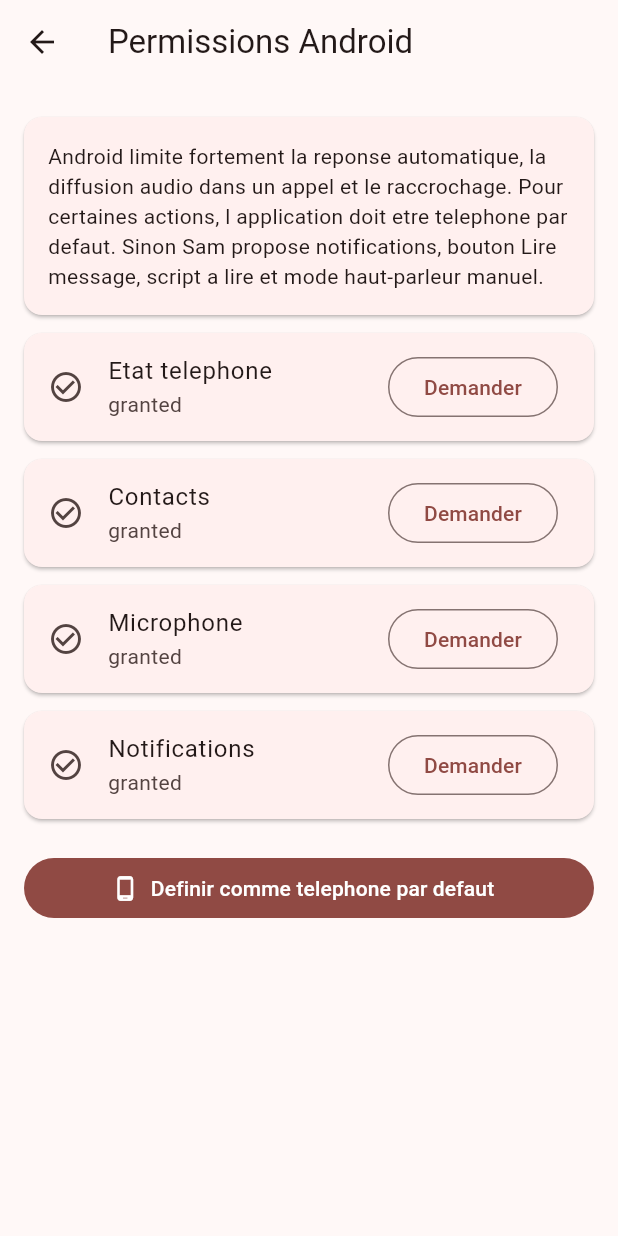
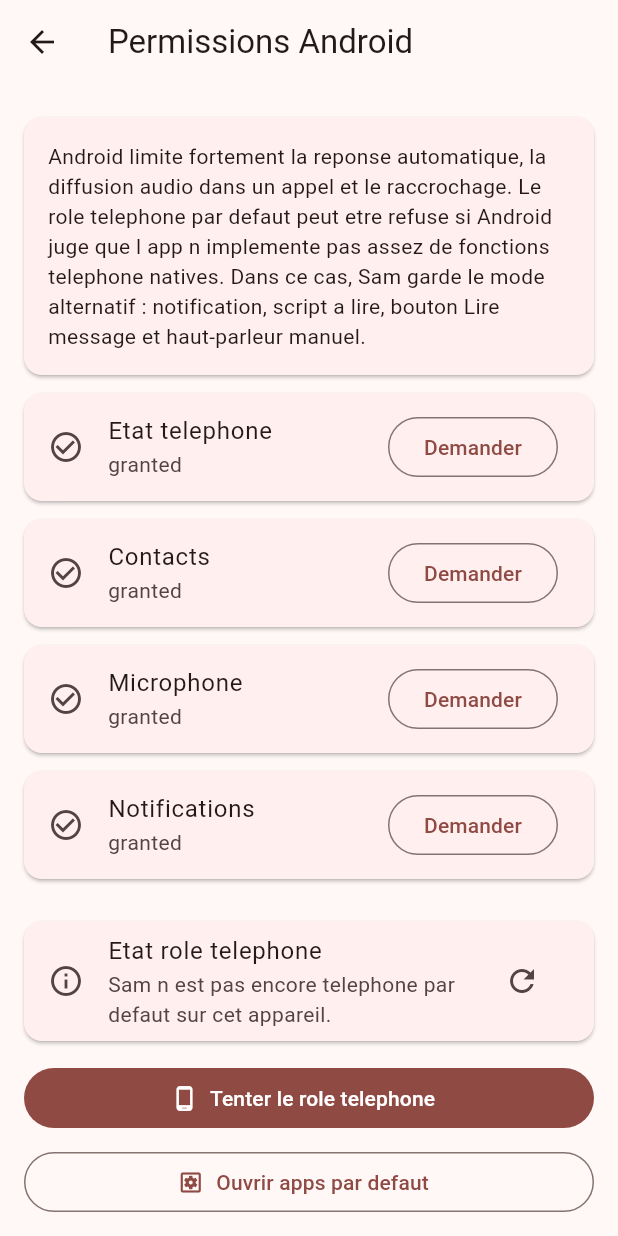
Before and after one commit to stephaneG-frep/sam_raccroche_ia, a Flutter app: the PermissionsScreen screen opened directly, on a phone screen of 412 x 824 dp. Run offline on Flutter 3.47's test engine with Material 3 defaults, Android fonts, the phone set to English and light mode, and no system bars; our stand-ins replace csv, flutter_local_notifications, flutter_tts, hive_flutter, permission_handler; accounts and stored records are empty.

Commit message:
Polish dialer role and release assets

```diff
--- a/lib/screens/permissions_screen.dart
+++ b/lib/screens/permissions_screen.dart
@@ -19,7 +19,7 @@
             child: Padding(
               padding: EdgeInsets.all(16),
               child: Text(
-                'Android limite fortement la reponse automatique, la diffusion audio dans un appel et le raccrochage. Pour certaines actions, l application doit etre telephone par defaut. Sinon Sam propose notifications, bouton Lire message, script a lire et mode haut-parleur manuel.',
+                'Android limite fortement la reponse automatique, la diffusion audio dans un appel et le raccrochage. Le role telephone par defaut peut etre refuse si Android juge que l app n implemente pas assez de fonctions telephone natives. Dans ce cas, Sam garde le mode alternatif : notification, script a lire, bouton Lire message et haut-parleur manuel.',
               ),
             ),
           ),
@@ -37,14 +37,65 @@
             permission: Permission.notification,
           ),
           const SizedBox(height: 16),
+          Card(
+            child: ListTile(
+              leading: Icon(
+                protection.defaultDialer
+                    ? Icons.check_circle_outline
+                    : Icons.info_outline,
+              ),
+              title: const Text('Etat role telephone'),
+              subtitle: Text(
+                protection.defaultDialer
+                    ? 'Sam est defini comme telephone par defaut.'
+                    : 'Sam n est pas encore telephone par defaut sur cet appareil.',
+              ),
+              trailing: IconButton(
+                tooltip: 'Rafraichir',
+                icon: const Icon(Icons.refresh),
+                onPressed: protection.refreshDialerState,
+              ),
+            ),
+          ),
+          const SizedBox(height: 8),
           FilledButton.icon(
-            onPressed: protection.requestDefaultDialer,
+            onPressed: () async {
+              final opened = await protection.requestDefaultDialer();
+              if (context.mounted) {
+                ScaffoldMessenger.of(context).showSnackBar(
+                  SnackBar(
+                    content: Text(
+                      opened
+                          ? 'Demande Android ouverte. Si Sam n apparait pas, le role est refuse par Android.'
+                          : 'Android n a pas ouvert la demande. Utilisez les parametres des apps par defaut.',
+                    ),
+                  ),
+                );
+              }
+            },
             icon: const Icon(Icons.phone_android_outlined),
             label: Text(
               protection.defaultDialer
                   ? 'Telephone par defaut actif'
-                  : 'Definir comme telephone par defaut',
+                  : 'Tenter le role telephone',
             ),
+          ),
+          const SizedBox(height: 8),
+          OutlinedButton.icon(
+            onPressed: () async {
+              final opened = await protection.openDefaultAppsSettings();
+              if (!opened && context.mounted) {
+                ScaffoldMessenger.of(context).showSnackBar(
+                  const SnackBar(
+                    content: Text(
+                      'Impossible d ouvrir les parametres Android automatiquement.',
+                    ),
+                  ),
+                );
+              }
+            },
+            icon: const Icon(Icons.settings_applications_outlined),
+            label: const Text('Ouvrir apps par defaut'),
           ),
         ],
       ),
```
Also changed, not shown: lib/providers/protection_provider.dart (+9 -2 lines), lib/services/call_service.dart (+13 -2 lines), assets/branding/sam_raccroche_icon.svg (added), 19 other files.
